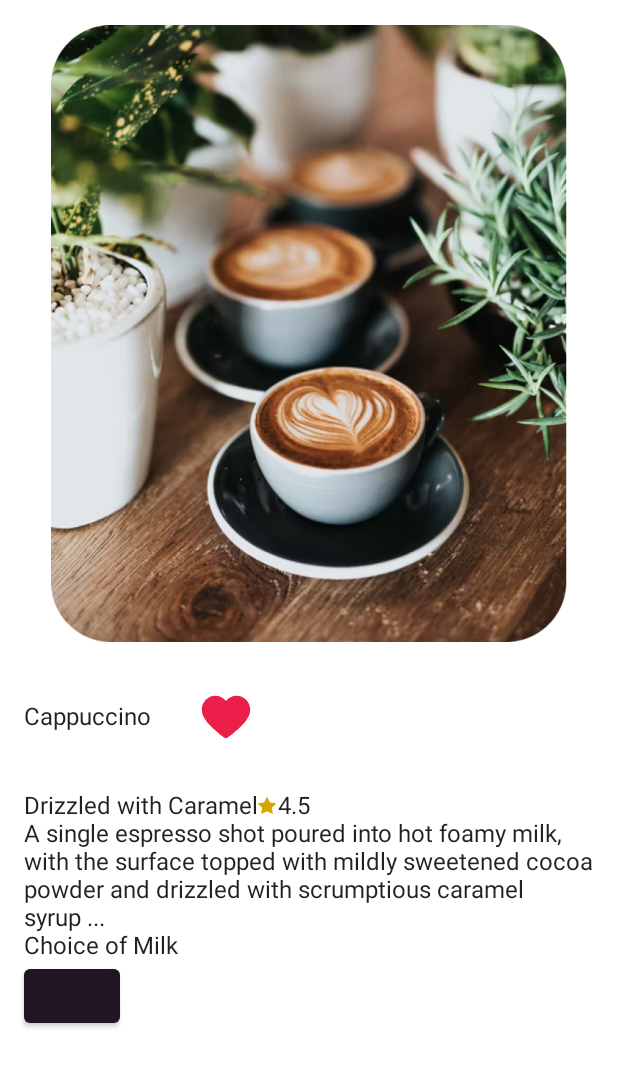
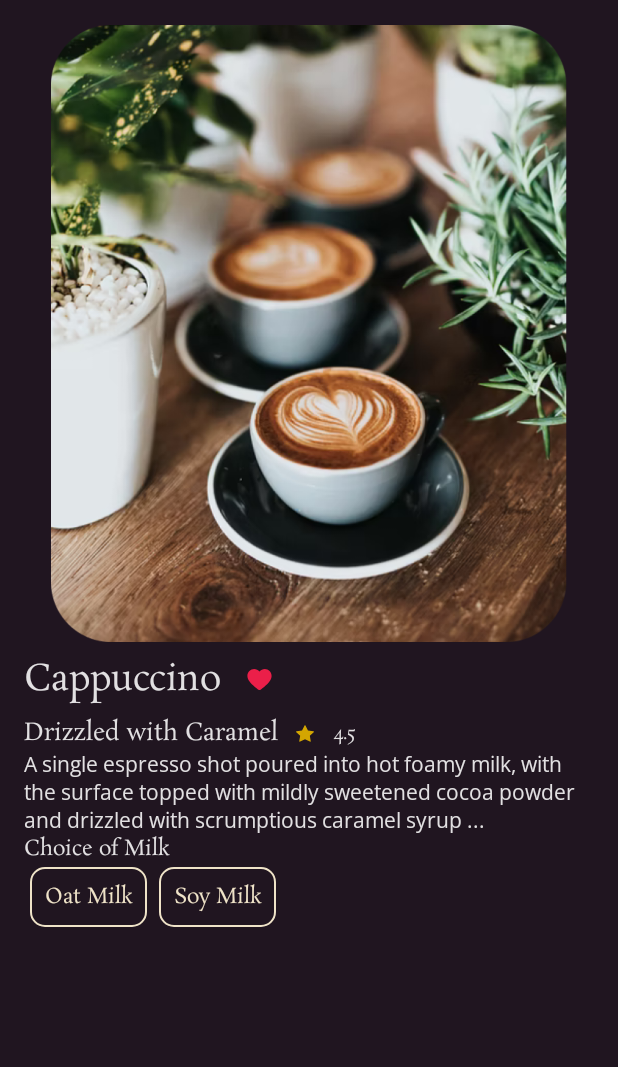
Before and after one commit to itzkou/koufee, an Android app built with Jetpack Compose: the screen it shows after launch (MainActivity), on a phone screen of 412 x 824 dp. Shown: the top 1067 px of the screen. Run offline under Robolectric (Android 15) with nearby library versions, the phone set to English and light mode, and no system bars.

```diff
--- a/app/src/main/java/com/example/koufee/MainActivity.kt
+++ b/app/src/main/java/com/example/koufee/MainActivity.kt
@@ -4,7 +4,13 @@ import android.os.Bundle
 import androidx.activity.ComponentActivity
 import androidx.activity.compose.setContent
 import androidx.compose.foundation.Image
+import androidx.compose.foundation.background
+import androidx.compose.foundation.border
+import androidx.compose.foundation.clickable
 import androidx.compose.foundation.layout.*
+import androidx.compose.foundation.lazy.LazyRow
+import androidx.compose.foundation.lazy.items
+import androidx.compose.foundation.shape.RoundedCornerShape
 import androidx.compose.material.*
 import androidx.compose.runtime.Composable
 import androidx.compose.runtime.getValue
@@ -12,16 +18,20 @@ import androidx.compose.runtime.mutableStateOf
 import androidx.compose.runtime.remember
 import androidx.compose.ui.Alignment
 import androidx.compose.ui.Modifier
+import androidx.compose.ui.draw.clip
+import androidx.compose.ui.graphics.Color
+import androidx.compose.ui.graphics.Color.Companion.Unspecified
 import androidx.compose.ui.graphics.painter.Painter
 import androidx.compose.ui.res.painterResource
+import androidx.compose.ui.res.stringResource
+import androidx.compose.ui.text.font.FontWeight
 import androidx.compose.ui.tooling.preview.Preview
 import androidx.compose.ui.unit.dp
+import androidx.compose.ui.unit.sp
 import com.airbnb.lottie.compose.LottieAnimation
 import com.airbnb.lottie.compose.LottieCompositionSpec
 import com.airbnb.lottie.compose.rememberLottieComposition
-import com.example.koufee.ui.theme.Brownie
-import com.example.koufee.ui.theme.Grege
-import com.example.koufee.ui.theme.KoufeeTheme
+import com.example.koufee.ui.theme.*
 
 class MainActivity : ComponentActivity() {
     override fun onCreate(savedInstanceState: Bundle?) {
@@ -33,7 +43,7 @@ class MainActivity : ComponentActivity() {
                     modifier = Modifier.fillMaxSize(),
                     color = MaterialTheme.colors.background
                 ) {
-                    ItemCoffe("Android")
+                    ItemCoffe()
                 }
             }
         }
@@ -41,7 +51,7 @@ class MainActivity : ComponentActivity() {
 }
 
 @Composable
-fun ItemCoffe(name: String) {
+fun ItemCoffe() {
     val imCoffe: Painter = painterResource(R.drawable.ic_coffee)
 
 
@@ -58,8 +68,6 @@ fun ItemCoffe(name: String) {
         )
         TextArea()
 
-        ButtonColor()
-
 
     }
 
@@ -69,47 +77,142 @@ fun ItemCoffe(name: String) {
 @Composable
 fun TextArea() {
     val imStar = painterResource(id = R.drawable.ic_star)
+    val composition by rememberLottieComposition(LottieCompositionSpec.RawRes(R.raw.heart))
+    // Chip state
+    val textChipRememberOneState = remember {
+        mutableStateOf(false)
+    }
+    val milkChoice = listOf(
+        stringResource(R.string.oat_milk), stringResource(R.string.soy_milk),
+        stringResource(R.string.almond_milk)
+    )
 
     Row(verticalAlignment = Alignment.CenterVertically) {
-        Text(text = "Cappuccino")
-        Heart()
+        Text(
+            text = stringResource(R.string.coffee_name),
+            fontFamily = rosarivoFamily,
+            fontWeight = FontWeight.Normal,
+            fontSize = 24.sp
+        )
+        LottieAnimation(composition, Modifier.size(50.dp))
+
     }
 
-    Row(verticalAlignment = Alignment.CenterVertically) {
+    Row(
+        verticalAlignment = Alignment.CenterVertically,
+        horizontalArrangement = Arrangement.spacedBy(12.dp)
+    ) {
 
-        Text(text = "Drizzled with Caramel")
+        Text(
+            text = stringResource(R.string.coffee_headline),
+            fontFamily = rosarivoFamily,
+            fontWeight = FontWeight.Normal,
+            fontSize = 16.sp
+        )
         Image(painter = imStar, contentDescription = "im_star")
-        Text(text = "4.5")
+        Text(
+            text = "4.5", fontFamily = rosarivoFamily,
+            fontWeight = FontWeight.Normal,
+            fontSize = 12.sp
+        )
 
     }
-    Text(text = "A single espresso shot poured into hot foamy milk, with the surface topped with mildly sweetened cocoa powder and drizzled with scrumptious caramel syrup ...")
+    Text(
+        text = stringResource(R.string.coffee_description),
+        fontFamily = openSansFamily,
+        fontWeight = FontWeight.Normal,
+        fontSize = 14.sp
+    )
 
-    Text(text = "Choice of Milk")
+    Text(
+        text = stringResource(R.string.milk_choice),
+        fontFamily = rosarivoFamily,
+        fontWeight = FontWeight.Normal,
+        fontSize = 14.sp
+    )
+
+    LazyRow(horizontalArrangement = Arrangement.spacedBy(4.dp)) {
+    /*    items(milkChoice) {
+            TextChip(
+                isSelected = textChipRememberOneState.value,
+                text = it,
+                selectedColor = Grege,
+                onChecked = { state ->
+                    textChipRememberOneState.value = state
+                }
+            )
+        }*/
+
+        items(1){
+            TextChip(
+                isSelected = textChipRememberOneState.value,
+                text = milkChoice[0],
+                selectedColor = Grege,
+                onChecked = { state ->
+                    textChipRememberOneState.value = state
+                }
+            )
+            TextChip(
+                isSelected = textChipRememberOneState.value,
+                text = milkChoice[1],
+                selectedColor = Grege,
+                onChecked = { state ->
+                    textChipRememberOneState.value = state
+                }
+            )
+        }
+    }
+
+
 }
 
+
 @Composable
-fun ButtonColor() {
+fun TextChip(
+    isSelected: Boolean,
+    text: String,
+    onChecked: (Boolean) -> Unit,
+    selectedColor: Color = Grege
+) {
+    Row(
+        horizontalArrangement = Arrangement.Center,
+        verticalAlignment = Alignment.CenterVertically,
+        modifier = Modifier
+            .padding(
+                vertical = 2.dp,
+                horizontal = 4.dp
+            )
+            .border(
+                width = 1.dp,
+                color = if (isSelected) selectedColor else Grege,
+                RoundedCornerShape(10.dp)
+            )
+            .background(
+                color = if (isSelected) selectedColor else Brownie,
+                RoundedCornerShape(10.dp)
+            )
+            .clip(shape = RoundedCornerShape(10.dp))
+            .clickable {
+                onChecked(!isSelected)
+            }
+            .padding(10.dp)
+    ) {
+        Text(
+            text = text,
+            color = if (isSelected) Brownie else Grege,
+            fontFamily = rosarivoFamily,
+            fontWeight = FontWeight.Normal,
+            fontSize = 14.sp
 
-    val selected = remember { mutableStateOf(false) }
-
-    Button(colors = ButtonDefaults.buttonColors(
-        backgroundColor = if (selected.value) Grege else Brownie
-    ),
-        onClick = { selected.value = !selected.value }) {
-
+        )
     }
 }
 
-@Composable
-fun Heart() {
-    val composition by rememberLottieComposition(LottieCompositionSpec.RawRes(R.raw.heart))
-    LottieAnimation(composition)
-}
 
 @Preview(showBackground = true)
 @Composable
 fun DefaultPreview() {
     KoufeeTheme {
-        ItemCoffe("Android")
+        ItemCoffe()
     }
 }
--- a/app/src/main/java/com/example/koufee/ui/theme/Theme.kt
+++ b/app/src/main/java/com/example/koufee/ui/theme/Theme.kt
@@ -5,29 +5,34 @@ import androidx.compose.material.MaterialTheme
 import androidx.compose.material.darkColors
 import androidx.compose.material.lightColors
 import androidx.compose.runtime.Composable
+import androidx.compose.ui.graphics.Color
 
 private val DarkColorPalette = darkColors(
     primary = Brownie,
     primaryVariant = Brown,
-    secondary = Grege
+    secondary = Grege,
+    background = Brownie
+    /* ,
+    surface = Color.White,
+    onPrimary = Color.White,
+    onSecondary = Color.Black,
+    onBackground = Color.Black,
+    onSurface = Color.Black,*/
 
- )
+)
 
 private val LightColorPalette = lightColors(
     primary = Brownie,
     primaryVariant = Brown,
-    secondary = Grege
-
-
-    /* Other default colors to override
-    background = Color.White,
+    secondary = Grege,
+    background = Brownie/*,
     surface = Color.White,
     onPrimary = Color.White,
     onSecondary = Color.Black,
     onBackground = Color.Black,
     onSurface = Color.Black,
-    */
-)
+*/
+    )
 
 @Composable
 fun KoufeeTheme(darkTheme: Boolean = isSystemInDarkTheme(), content: @Composable () -> Unit) {
--- a/app/src/main/java/com/example/koufee/ui/theme/Type.kt
+++ b/app/src/main/java/com/example/koufee/ui/theme/Type.kt
@@ -2,9 +2,26 @@ package com.example.koufee.ui.theme
 
 import androidx.compose.material.Typography
 import androidx.compose.ui.text.TextStyle
+import androidx.compose.ui.text.font.Font
 import androidx.compose.ui.text.font.FontFamily
+import androidx.compose.ui.text.font.FontStyle
 import androidx.compose.ui.text.font.FontWeight
 import androidx.compose.ui.unit.sp
+import com.example.koufee.R
+
+val rosarivoFamily = FontFamily(
+    listOf(
+        Font(R.font.rosarivo_regular, FontWeight.Normal),
+        Font(R.font.rosarivo_italic, FontWeight.Normal, FontStyle.Italic)
+    )
+)
+
+val openSansFamily = FontFamily(
+    listOf(
+        Font(R.font.opensans_bold, FontWeight.Bold),
+        Font(R.font.opensans_regular, FontWeight.Normal)
+    )
+)
 
 // Set of Material typography styles to start with
 val Typography = Typography(
--- a/app/src/main/res/values/strings.xml
+++ b/app/src/main/res/values/strings.xml
@@ -1,3 +1,10 @@
 <resources>
     <string name="app_name">koufee</string>
+    <string name="coffee_description">A single espresso shot poured into hot foamy milk, with the surface topped with mildly sweetened cocoa powder and drizzled with scrumptious caramel syrup ...</string>
+    <string name="coffee_headline">Drizzled with Caramel</string>
+    <string name="coffee_name">Cappuccino</string>
+    <string name="milk_choice">Choice of Milk</string>
+    <string name="oat_milk">Oat Milk</string>
+    <string name="soy_milk">Soy Milk</string>
+    <string name="almond_milk">Almond Milk</string>
 </resources>
```
Also changed, not shown: app/src/main/res/font/opensans_bold.ttf (added), app/src/main/res/font/opensans_regular.ttf (added), app/src/main/res/font/rosarivo_italic.ttf (added), app/src/main/res/font/rosarivo_regular.ttf (added).
